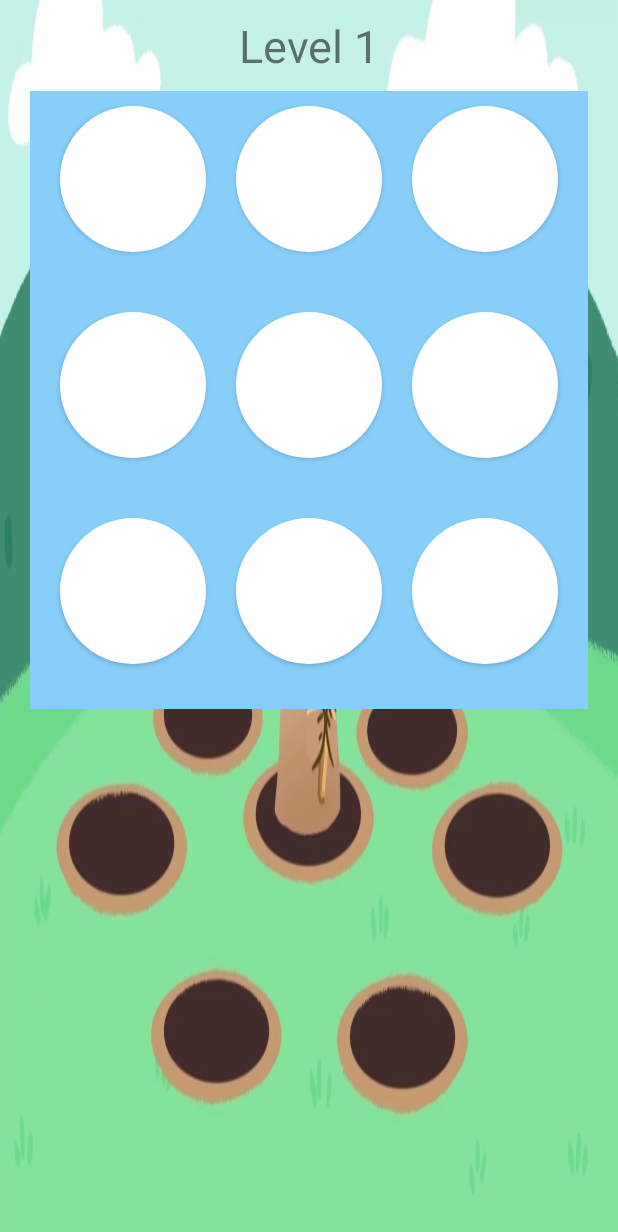
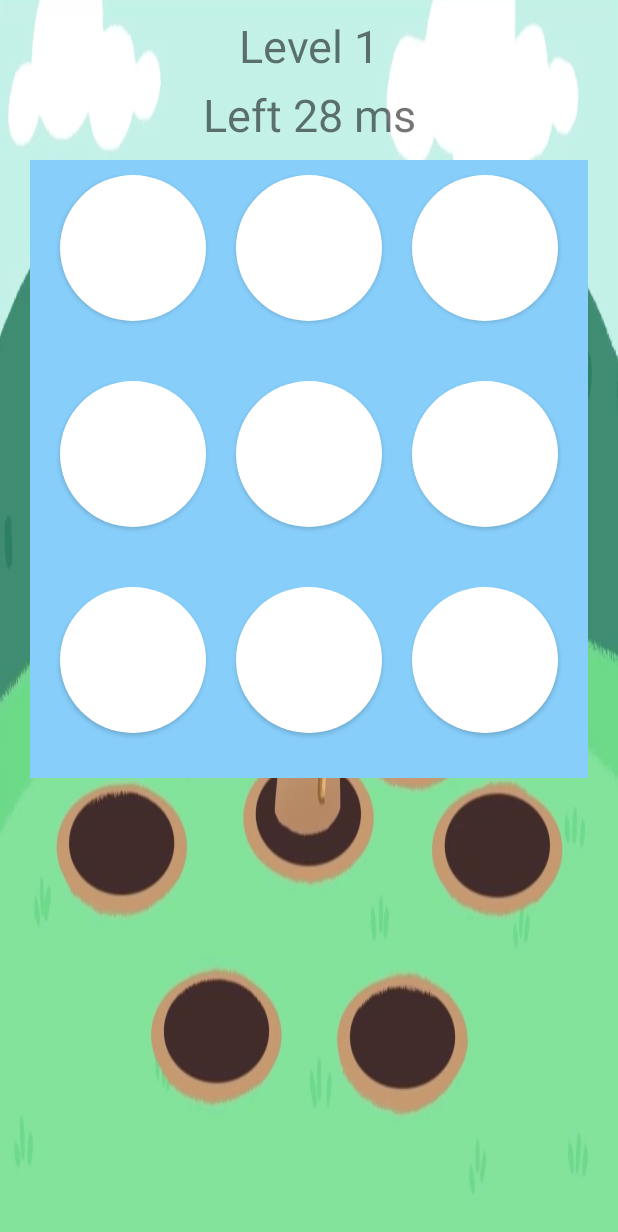
Before and after one commit to Ryzhaya98/Whac_a_mole, an Android app: the MainActivity screen opened directly, with no data from a screen before it, after a tap on "START", on a phone screen of 412 x 824 dp. Shown: the top 1232 px of the screen. Run offline under Robolectric (Android 15) with nearby library versions, the phone set to English and light mode, and no system bars.

Commit message:
01/10/21

```diff
--- a/app/src/main/java/com/example/whac_a_mole/Field.java
+++ b/app/src/main/java/com/example/whac_a_mole/Field.java
@@ -1,6 +1,7 @@
 package com.example.whac_a_mole;
 
 import android.content.Context;
+import android.content.Intent;
 import android.os.Handler;
 import android.os.Looper;
 import android.util.AttributeSet;
@@ -16,6 +17,8 @@ public class Field extends LinearLayout {
     private final SquareButton[] circles = new SquareButton[9];
     private int currentCircle;
     private Listener listener;
+    MainActivity mainActivity;
+
 
     private int score;
     private Mole mole;
@@ -72,6 +75,7 @@ public class Field extends LinearLayout {
     public void startGame() {
         isInGameSession = true;
         lastClickedButton = null;
+        mainActivity = new MainActivity();
 
         resetScore();
         resetCircles();
@@ -87,6 +91,7 @@ public class Field extends LinearLayout {
                         score += mole.getCurrentLevel();
                         listener.updateScore(score);
                     } else {
+
                         endGame();
                         squareButton.setBackground(ContextCompat.getDrawable(getContext(), R.drawable.orange_oval));
                     }
@@ -98,10 +103,13 @@ public class Field extends LinearLayout {
         mole.startHopping();
     }
 
-    private void endGame() {
+    public void endGame() {
         isInGameSession = false;
         mole.stopHopping();
         listener.onGameEnded(score);
+
+
+
     }
 
     public int getCurrentCircle() {
--- a/app/src/main/java/com/example/whac_a_mole/MainActivity.java
+++ b/app/src/main/java/com/example/whac_a_mole/MainActivity.java
@@ -3,7 +3,11 @@ package com.example.whac_a_mole;
 import androidx.appcompat.app.AppCompatActivity;
 
 import android.annotation.SuppressLint;
+import android.app.Activity;
+import android.content.Context;
+import android.content.Intent;
 import android.os.Bundle;
+import android.os.CountDownTimer;
 import android.view.View;
 import android.widget.Button;
 import android.widget.TextView;
@@ -11,8 +15,9 @@ import android.widget.TextView;
 public class MainActivity extends AppCompatActivity {
     private Field field;
     private TextView tvLevel;
-    private TextView tvScore;
+    private TextView tvScore, tvTime;
     private Button btnStart;
+    CountDownTimer countDownTimer;
     @Override
     protected void onCreate(Bundle savedInstanceState) {
         super.onCreate(savedInstanceState);
@@ -22,15 +27,42 @@ public class MainActivity extends AppCompatActivity {
         tvLevel = findViewById(R.id.tvLevel);
         btnStart = findViewById(R.id.btnStart);
         tvScore = findViewById(R.id.tvScore);
+        tvTime = findViewById(R.id.tvTime);
 
         setEventListeners();
     }
+
+    void setTimer(){
+       countDownTimer = new CountDownTimer(30000, 1000) {
+
+
+            public void onTick(long millisUntilFinished) {
+
+                tvTime.setText(getString(R.string.Left) + " "
+                                        + millisUntilFinished / 1000 + " " + "ms");
+            }
+
+            public void onFinish() {
+                countDownTimer.cancel();
+               newActivity(getApplicationContext(),LastActivity.class);
+            }
+        }
+                .start();
+    }
+
+    void newActivity(Context context, Class activity){
+        Intent intent = new Intent(context, activity);
+        startActivity(intent);
+    }
+
+
 
     void setEventListeners() {
         btnStart.setOnClickListener(view -> {
             btnStart.setVisibility(View.GONE);
         tvScore.setVisibility(View.GONE);
         field.startGame();
+            setTimer();
         });
 
         field.setListener(listener);
@@ -44,8 +76,11 @@ public class MainActivity extends AppCompatActivity {
             runOnUiThread(new Runnable() {
                 @Override
                 public void run() {
-                    btnStart.setVisibility(View.VISIBLE);
-                    showScore(score);
+                    countDownTimer.cancel();
+                    newActivity(getApplicationContext(),LastActivity.class);
+//                    btnStart.setVisibility(View.VISIBLE);
+//                    showScore(score);
+
                 }
             });
         }
--- a/app/src/main/res/drawable/hole_active.xml
+++ b/app/src/main/res/drawable/hole_active.xml
@@ -2,6 +2,6 @@
 <selector xmlns:android="http://schemas.android.com/apk/res/android">
 
     <item android:drawable="@drawable/orange_oval" android:state_pressed="true"/>
-    <item android:drawable="@drawable/red_oval" android:state_pressed="false"/>
+    <item android:drawable="@drawable/sm" android:state_pressed="false"/>
 
 </selector>
--- a/app/src/main/res/layout/activity_main.xml
+++ b/app/src/main/res/layout/activity_main.xml
@@ -14,6 +14,14 @@
         android:text="@string/level"
         android:layout_width="match_parent"
         android:layout_height="wrap_content"/>
+    <TextView
+        android:id="@+id/tvTime"
+        android:textSize="30sp"
+        android:text="@string/Time"
+        android:gravity="center"
+        android:layout_width="match_parent"
+        android:layout_height="wrap_content"
+        android:layout_marginTop="5dp"/>
     <TextView
         android:id="@+id/tvScore"
         android:text="@string/your_score"
--- /dev/null
+++ b/app/src/main/res/layout/last_activity.xml
@@ -0,0 +1,6 @@
+<?xml version="1.0" encoding="utf-8"?>
+<androidx.constraintlayout.widget.ConstraintLayout xmlns:android="http://schemas.android.com/apk/res/android"
+    android:layout_width="match_parent"
+    android:layout_height="match_parent">
+
+</androidx.constraintlayout.widget.ConstraintLayout>
--- a/app/src/main/res/layout/view_field.xml
+++ b/app/src/main/res/layout/view_field.xml
@@ -4,7 +4,7 @@
     android:layout_width="match_parent"
     android:layout_height="match_parent"
     android:background="@color/blue"
-    tools:context=".App"
+    tools:context=".MainActivity"
     android:orientation="vertical">
 
     <LinearLayout
--- a/app/src/main/res/values/strings.xml
+++ b/app/src/main/res/values/strings.xml
@@ -4,4 +4,7 @@
     <string name="your_score">Your Score : %d</string>
     <string name="level">Level %d</string>
     <string name="START">START</string>
+    <string name="Time">TIME</string>
+    <string name="Left">Left</string>
+
 </resources>
```
Also changed, not shown: app/src/main/AndroidManifest.xml (+9 -0 lines), app/src/main/java/com/example/whac_a_mole/LastActivity.java (added, +15 -0 lines), app/src/main/res/drawable/sm.png (added), 2 other files.
